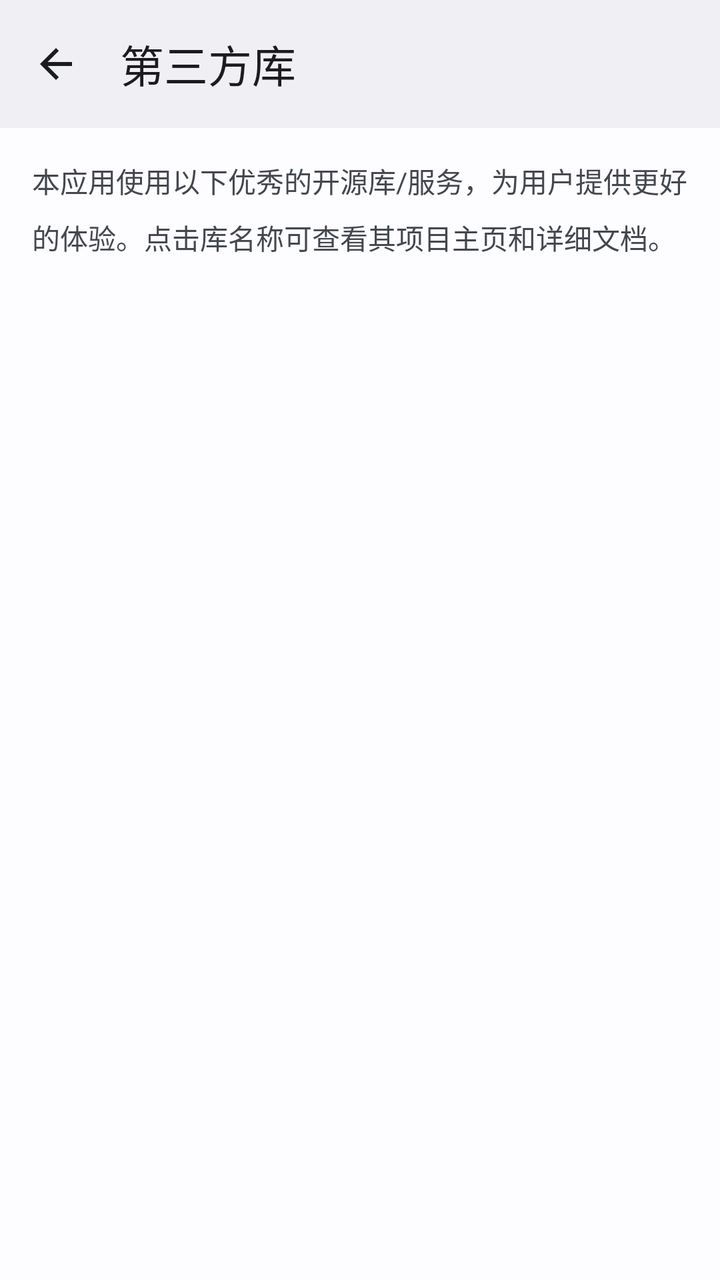
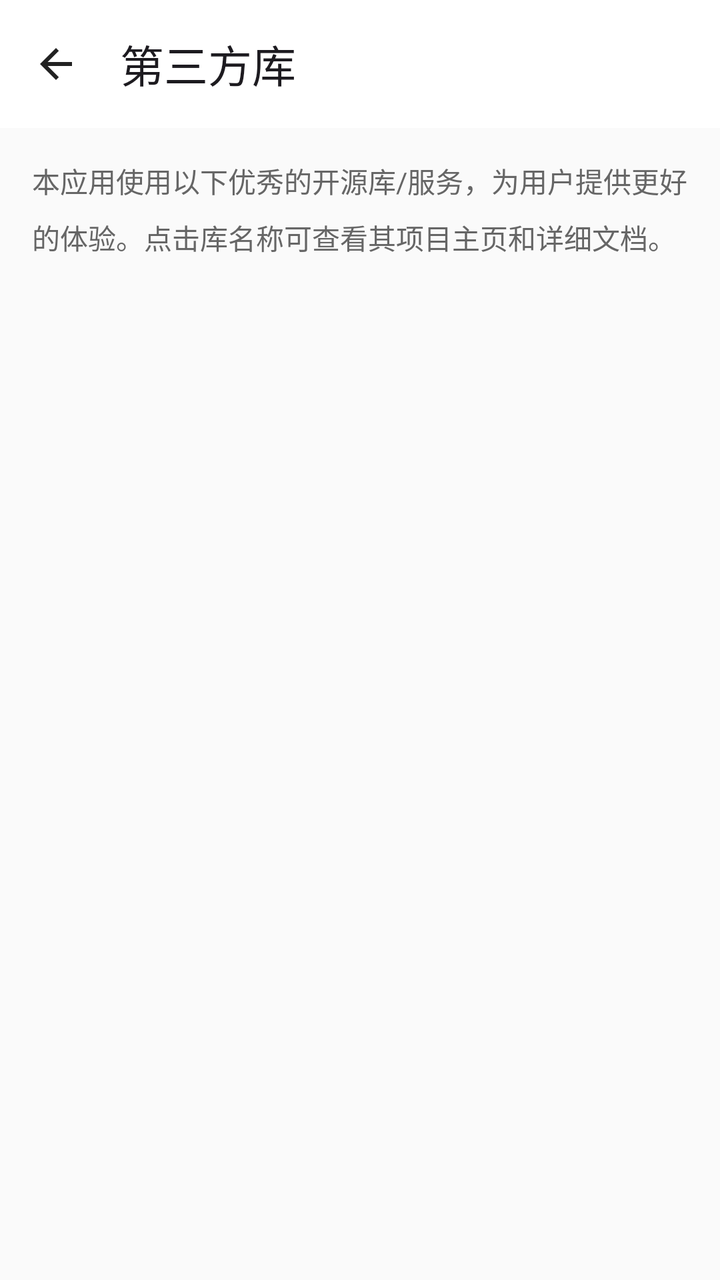

Two renders of the same Android screen: before a commit and after it. Below are the layout's source before the change and the commit's diff.
<!-- AndroidManifest.xml: application theme Theme.StarGallery -->
<!-- res/layout/fragment_third_party_libraries.xml -->
<?xml version="1.0" encoding="utf-8"?>
<androidx.coordinatorlayout.widget.CoordinatorLayout xmlns:android="http://schemas.android.com/apk/res/android"
    xmlns:app="http://schemas.android.com/apk/res-auto"
    android:layout_width="match_parent"
    android:layout_height="match_parent"
    android:fitsSystemWindows="true"
    android:background="?attr/colorSurface">

    <com.google.android.material.appbar.AppBarLayout
        android:layout_width="match_parent"
        android:layout_height="wrap_content"
        android:fitsSystemWindows="true"
        app:elevation="0dp">

        <com.google.android.material.appbar.MaterialToolbar
            android:id="@+id/toolbar"
            android:layout_width="match_parent"
            android:layout_height="?attr/actionBarSize"
            android:background="?attr/colorSurfaceContainer"
            app:title="@string/third_party_title"
            app:navigationIcon="@drawable/ic_back"/>

    </com.google.android.material.appbar.AppBarLayout>

    <LinearLayout
        android:layout_width="match_parent"
        android:layout_height="match_parent"
        android:orientation="vertical"
        app:layout_behavior="@string/appbar_scrolling_view_behavior">

        <TextView
            android:layout_width="match_parent"
            android:layout_height="wrap_content"
            android:text="@string/third_party_intro"
            android:textSize="14sp"
            android:textColor="?attr/colorOnSurfaceVariant"
            android:padding="16dp"
            android:lineSpacingMultiplier="1.4"/>

        <androidx.recyclerview.widget.RecyclerView
            android:id="@+id/recyclerView"
            android:layout_width="match_parent"
            android:layout_height="match_parent"
            android:clipToPadding="false"
            android:paddingHorizontal="16dp"
            android:paddingBottom="16dp"/>
    </LinearLayout>
</androidx.coordinatorlayout.widget.CoordinatorLayout>
<!-- resources referenced by this layout -->
<resources>
  <style name="Theme.StarGallery" parent="Theme.Material3.Light.NoActionBar">
          <item name="colorPrimary">@color/md_theme_light_primary</item>
          <item name="colorOnPrimary">@color/md_theme_light_onPrimary</item>
          <item name="colorPrimaryContainer">@color/md_theme_light_primaryContainer</item>
          <item name="colorOnPrimaryContainer">@color/md_theme_light_onPrimaryContainer</item>
          <item name="colorSecondary">@color/md_theme_light_secondary</item>
          <item name="colorOnSecondary">@color/md_theme_light_onSecondary</item>
          <item name="colorSecondaryContainer">@color/md_theme_light_secondaryContainer</item>
          <item name="colorOnSecondaryContainer">@color/md_theme_light_onSecondaryContainer</item>
          <item name="colorTertiary">@color/md_theme_light_tertiary</item>
          <item name="colorOnTertiary">@color/md_theme_light_onTertiary</item>
          <item name="colorTertiaryContainer">@color/md_theme_light_tertiaryContainer</item>
          <item name="colorOnTertiaryContainer">@color/md_theme_light_onTertiaryContainer</item>
          <item name="colorError">@color/md_theme_light_error</item>
          <item name="colorOnError">@color/md_theme_light_onError</item>
          <item name="colorErrorContainer">@color/md_theme_light_errorContainer</item>
          <item name="colorOnErrorContainer">@color/md_theme_light_onErrorContainer</item>
          <item name="android:windowBackground">@color/md_theme_light_background</item>
          <item name="android:statusBarColor">@color/md_theme_light_surfaceContainer</item>
          <item name="android:windowLightStatusBar">true</item>
          <item name="android:navigationBarColor">@android:color/transparent</item>
          <item name="android:windowLightNavigationBar">true</item>
          <item name="colorSurface">@color/md_theme_light_surface</item>
          <item name="colorOnSurface">@color/md_theme_light_onSurface</item>
          <item name="colorSurfaceVariant">@color/md_theme_light_surfaceVariant</item>
          <item name="colorOnSurfaceVariant">@color/md_theme_light_onSurfaceVariant</item>
          <item name="colorOutline">@color/md_theme_light_outline</item>
          <item name="colorOutlineVariant">@color/md_theme_light_outlineVariant</item>
          <item name="colorSurfaceContainer">@color/md_theme_light_surfaceContainer</item>
          <item name="colorSurfaceContainerHigh">@color/md_theme_light_surfaceContainerHigh</item>
          <item name="colorSurfaceContainerHighest">@color/md_theme_light_surfaceContainerHighest</item>
      </style>
  <color name="icon_normal">@color/md_theme_light_onSurface</color>
  <color name="md_theme_light_primary">#0061A4</color>
  <color name="md_theme_light_onPrimary">#FFFFFF</color>
  <color name="md_theme_light_primaryContainer">#CDE5FF</color>
  <color name="md_theme_light_onPrimaryContainer">#001D36</color>
  <color name="md_theme_light_secondary">#535F70</color>
  <color name="md_theme_light_onSecondary">#FFFFFF</color>
  <color name="md_theme_light_secondaryContainer">#D7E3F7</color>
  <color name="md_theme_light_onSecondaryContainer">#101C2B</color>
  <color name="md_theme_light_tertiary">#6B5778</color>
  <color name="md_theme_light_onTertiary">#FFFFFF</color>
  <color name="md_theme_light_tertiaryContainer">#F2DAFF</color>
  <color name="md_theme_light_onTertiaryContainer">#251432</color>
  <color name="md_theme_light_error">#BA1A1A</color>
  <color name="md_theme_light_onError">#FFFFFF</color>
  <color name="md_theme_light_errorContainer">#FFDAD6</color>
  <color name="md_theme_light_onErrorContainer">#410002</color>
  <color name="md_theme_light_background">#FDFCFF</color>
  <color name="md_theme_light_surfaceContainer">#F0F0F4</color>
  <color name="md_theme_light_surface">#FDFCFF</color>
  <color name="md_theme_light_onSurface">#1A1C1E</color>
  <color name="md_theme_light_surfaceVariant">#DFE2EB</color>
  <color name="md_theme_light_onSurfaceVariant">#43474E</color>
  <color name="md_theme_light_outline">#73777F</color>
  <color name="md_theme_light_outlineVariant">#C3C6CF</color>
  <color name="md_theme_light_surfaceContainerHigh">#EAEAEE</color>
  <color name="md_theme_light_surfaceContainerHighest">#E4E5E9</color>
  <!-- unchanged entries left out for length: 3 -->
</resources>

<!-- the commit's change to res/layout/fragment_third_party_libraries.xml (unified diff, before → after) -->
@@ -4,7 +4,7 @@
     android:layout_width="match_parent"
     android:layout_height="match_parent"
     android:fitsSystemWindows="true"
-    android:background="?attr/colorSurface">
+    android:background="@color/background">
 
     <com.google.android.material.appbar.AppBarLayout
         android:layout_width="match_parent"
@@ -16,7 +16,7 @@
             android:id="@+id/toolbar"
             android:layout_width="match_parent"
             android:layout_height="?attr/actionBarSize"
-            android:background="?attr/colorSurfaceContainer"
+            android:background="@color/background_white"
             app:title="@string/third_party_title"
             app:navigationIcon="@drawable/ic_back"/>
 
@@ -33,7 +33,7 @@
             android:layout_height="wrap_content"
             android:text="@string/third_party_intro"
             android:textSize="14sp"
-            android:textColor="?attr/colorOnSurfaceVariant"
+            android:textColor="@color/text_secondary"
             android:padding="16dp"
             android:lineSpacingMultiplier="1.4"/>
 
<!-- resource entries referenced after the edit -->
@@ -1,64 +1,31 @@
 <!-- resources referenced by this layout -->
 <resources>
+  <color name="background">#FFFAFAFA</color>
+  <color name="background_white">#FFFFFFFF</color>
+  <color name="text_secondary">#FF666666</color>
   <style name="Theme.StarGallery" parent="Theme.Material3.Light.NoActionBar">
-          <item name="colorPrimary">@color/md_theme_light_primary</item>
-          <item name="colorOnPrimary">@color/md_theme_light_onPrimary</item>
-          <item name="colorPrimaryContainer">@color/md_theme_light_primaryContainer</item>
-          <item name="colorOnPrimaryContainer">@color/md_theme_light_onPrimaryContainer</item>
-          <item name="colorSecondary">@color/md_theme_light_secondary</item>
-          <item name="colorOnSecondary">@color/md_theme_light_onSecondary</item>
-          <item name="colorSecondaryContainer">@color/md_theme_light_secondaryContainer</item>
-          <item name="colorOnSecondaryContainer">@color/md_theme_light_onSecondaryContainer</item>
-          <item name="colorTertiary">@color/md_theme_light_tertiary</item>
-          <item name="colorOnTertiary">@color/md_theme_light_onTertiary</item>
-          <item name="colorTertiaryContainer">@color/md_theme_light_tertiaryContainer</item>
-          <item name="colorOnTertiaryContainer">@color/md_theme_light_onTertiaryContainer</item>
-          <item name="colorError">@color/md_theme_light_error</item>
-          <item name="colorOnError">@color/md_theme_light_onError</item>
-          <item name="colorErrorContainer">@color/md_theme_light_errorContainer</item>
-          <item name="colorOnErrorContainer">@color/md_theme_light_onErrorContainer</item>
-          <item name="android:windowBackground">@color/md_theme_light_background</item>
-          <item name="android:statusBarColor">@color/md_theme_light_surfaceContainer</item>
+          <item name="colorPrimary">@color/primary</item>
+          <item name="colorPrimaryDark">@color/primary_dark</item>
+          <item name="colorAccent">@color/accent</item>
+          <item name="android:windowBackground">@color/white</item>
+          <item name="android:statusBarColor">@android:color/transparent</item>
           <item name="android:windowLightStatusBar">true</item>
           <item name="android:navigationBarColor">@android:color/transparent</item>
           <item name="android:windowLightNavigationBar">true</item>
-          <item name="colorSurface">@color/md_theme_light_surface</item>
-          <item name="colorOnSurface">@color/md_theme_light_onSurface</item>
-          <item name="colorSurfaceVariant">@color/md_theme_light_surfaceVariant</item>
-          <item name="colorOnSurfaceVariant">@color/md_theme_light_onSurfaceVariant</item>
-          <item name="colorOutline">@color/md_theme_light_outline</item>
-          <item name="colorOutlineVariant">@color/md_theme_light_outlineVariant</item>
-          <item name="colorSurfaceContainer">@color/md_theme_light_surfaceContainer</item>
-          <item name="colorSurfaceContainerHigh">@color/md_theme_light_surfaceContainerHigh</item>
-          <item name="colorSurfaceContainerHighest">@color/md_theme_light_surfaceContainerHighest</item>
+          
+          <item name="colorSurface">@color/white</item>
+          <item name="colorSurfaceVariant">@color/white</item>
+          <item name="colorOnSurface">@color/text_primary</item>
+          <item name="colorSurfaceContainer">@color/white</item>
+          <item name="colorSurfaceContainerHigh">@color/white</item>
+          <item name="colorSurfaceContainerHighest">@color/white</item>
       </style>
-  <color name="icon_normal">@color/md_theme_light_onSurface</color>
-  <color name="md_theme_light_primary">#0061A4</color>
-  <color name="md_theme_light_onPrimary">#FFFFFF</color>
-  <color name="md_theme_light_primaryContainer">#CDE5FF</color>
-  <color name="md_theme_light_onPrimaryContainer">#001D36</color>
-  <color name="md_theme_light_secondary">#535F70</color>
-  <color name="md_theme_light_onSecondary">#FFFFFF</color>
-  <color name="md_theme_light_secondaryContainer">#D7E3F7</color>
-  <color name="md_theme_light_onSecondaryContainer">#101C2B</color>
-  <color name="md_theme_light_tertiary">#6B5778</color>
-  <color name="md_theme_light_onTertiary">#FFFFFF</color>
-  <color name="md_theme_light_tertiaryContainer">#F2DAFF</color>
-  <color name="md_theme_light_onTertiaryContainer">#251432</color>
-  <color name="md_theme_light_error">#BA1A1A</color>
-  <color name="md_theme_light_onError">#FFFFFF</color>
-  <color name="md_theme_light_errorContainer">#FFDAD6</color>
-  <color name="md_theme_light_onErrorContainer">#410002</color>
-  <color name="md_theme_light_background">#FDFCFF</color>
-  <color name="md_theme_light_surfaceContainer">#F0F0F4</color>
-  <color name="md_theme_light_surface">#FDFCFF</color>
-  <color name="md_theme_light_onSurface">#1A1C1E</color>
-  <color name="md_theme_light_surfaceVariant">#DFE2EB</color>
-  <color name="md_theme_light_onSurfaceVariant">#43474E</color>
-  <color name="md_theme_light_outline">#73777F</color>
-  <color name="md_theme_light_outlineVariant">#C3C6CF</color>
-  <color name="md_theme_light_surfaceContainerHigh">#EAEAEE</color>
-  <color name="md_theme_light_surfaceContainerHighest">#E4E5E9</color>
+  <color name="icon_normal">#FF222222</color>
+  <color name="primary">#FF000000</color>
+  <color name="primary_dark">#FF000000</color>
+  <color name="accent">#FF007AFF</color>
+  <color name="white">#FFFFFFFF</color>
+  <color name="text_primary">#FF000000</color>
   <!-- unchanged entries left out for length: 3 -->
 </resources>
 
